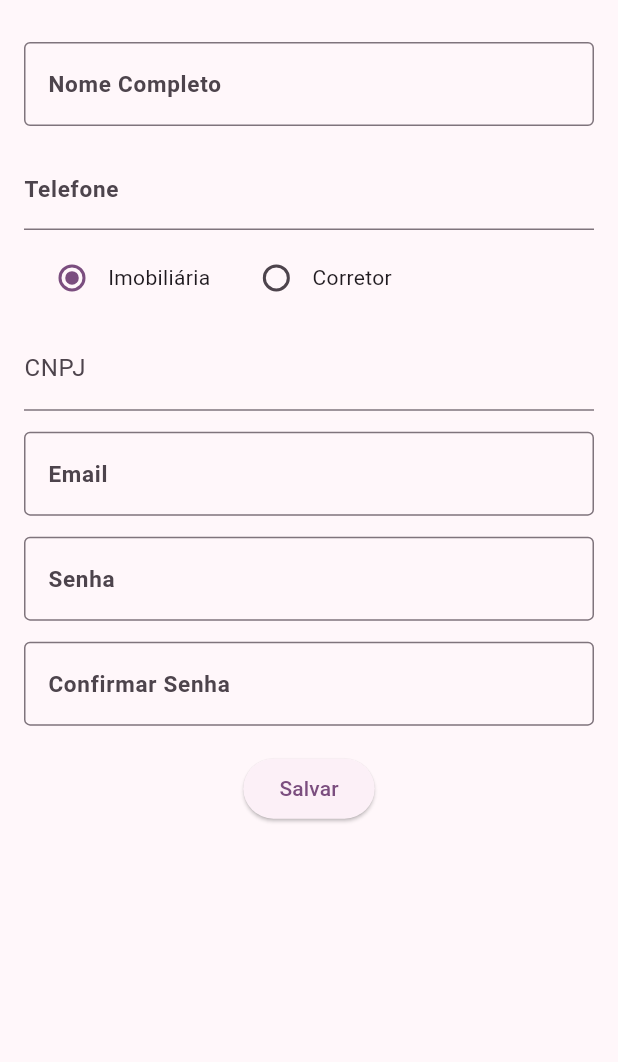
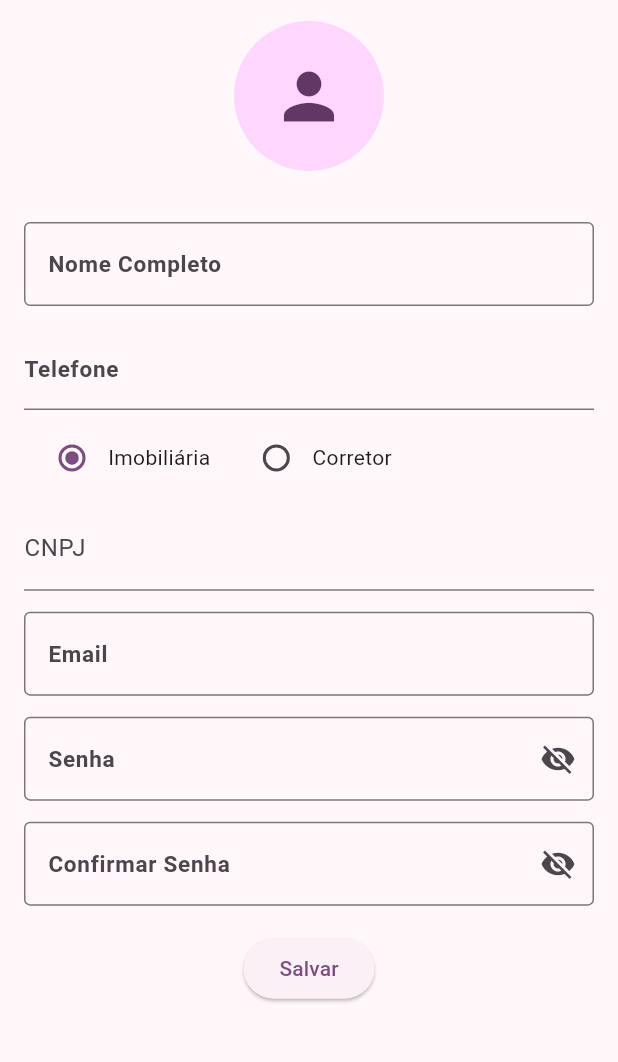
Before and after one commit to GiovanaThais/ache_um_lar, a Flutter app: the RegisterCompanyPage screen opened by its route, on a phone screen of 412 x 824 dp, the part 63-1125 px from its top. Run offline on Flutter 3.47's test engine with Material 3 defaults, Android fonts, the phone set to English and light mode, and no system bars; our stand-ins replace brasil_fields, carousel_slider, cloud_firestore, firebase_auth, firebase_core, flutter_modular and 7 more; accounts and stored records are empty; network calls fail.

Commit message:
fix register users pages

```diff
--- a/lib/app/features/auth/registers/registerCompany/register_company_page.dart
+++ b/lib/app/features/auth/registers/registerCompany/register_company_page.dart
@@ -1,9 +1,12 @@
+import 'dart:io';
+
 import 'package:ache_um_lar/app/core/components/snackbar_componets.dart';
 import 'package:ache_um_lar/app/core/services/shared_preferences/app_storage_company_service.dart';
 import 'package:ache_um_lar/app/features/auth/service/auth_service_firebase.dart';
 import 'package:brasil_fields/brasil_fields.dart';
 import 'package:flutter/material.dart';
 import 'package:cloud_firestore/cloud_firestore.dart';
+import 'package:image_picker/image_picker.dart';
 import 'package:uuid/uuid.dart';
 import '../widgets/formatters_widget.dart';
 import '../widgets/text_label_widget.dart';
@@ -30,23 +33,24 @@ class _RegisterCompanyPageState extends State<RegisterCompanyPage> {
 
   // AuthServiceFirebase _authService = AuthServiceFirebase();
   FirebaseFirestore company = FirebaseFirestore.instance;
+  bool _isPasswordVisible = false;
 
   var types = [];
   var typeSelected = "";
 
-  // AppStorageCompanyService storage = AppStorageCompanyService();
-  // final String NAME_COMPANY_REGISTRATER_DATA_KEY =
-  //     "NAME_COMPANY_REGISTRATER_DATA_KEY";
-  // final String NUMBERID_REGISTRATER_DATA_KEY =
-  //     "NUMBERID_COMPANY_REGISTRATER_DATA_KEY";
-  // final String CELLPHONE_COMPANY_REGISTRATER_DATA_KEY =
-  //     "CELLPHONE_COMPANY_REGISTRATER_DATA_KEY";
-  // final String CNPJ_COMPANY_REGISTRATER_DATA_KEY = "CNPJ_REGISTRATER_DATA_KEY";
-  // final String CRECI_REGISTRATER_DATA_KEY = "CRECI_REGISTRATER_DATA_KEY";
-  // final String EMAIL_COMPANY_REGISTRATER_DATA_KEY =
-  //     "EMAIL_COMPANY_REGISTRATER_DATA_KEY";
-  // final String PASSWORD_COMPANY_REGISTRATER_DATA_KEY =
-  //     "PASSWORD_COMPANY_REGISTRATER_DATA_KEY";
+  AppStorageCompanyService storage = AppStorageCompanyService();
+  final String NAME_COMPANY_REGISTRATER_DATA_KEY =
+      "NAME_COMPANY_REGISTRATER_DATA_KEY";
+  final String NUMBERID_REGISTRATER_DATA_KEY =
+      "NUMBERID_COMPANY_REGISTRATER_DATA_KEY";
+  final String CELLPHONE_COMPANY_REGISTRATER_DATA_KEY =
+      "CELLPHONE_COMPANY_REGISTRATER_DATA_KEY";
+  final String CNPJ_COMPANY_REGISTRATER_DATA_KEY = "CNPJ_REGISTRATER_DATA_KEY";
+  final String CRECI_REGISTRATER_DATA_KEY = "CRECI_REGISTRATER_DATA_KEY";
+  final String EMAIL_COMPANY_REGISTRATER_DATA_KEY =
+      "EMAIL_COMPANY_REGISTRATER_DATA_KEY";
+  final String PASSWORD_COMPANY_REGISTRATER_DATA_KEY =
+      "PASSWORD_COMPANY_REGISTRATER_DATA_KEY";
 
   bool safing = false;
   final _formKey = GlobalKey<FormState>();
@@ -55,20 +59,44 @@ class _RegisterCompanyPageState extends State<RegisterCompanyPage> {
   void initState() {
     super.initState();
 
-    //loadData();
+    loadData();
   }
 
-  //loadData() async {
-  // nameController.text = await storage.getRegisterCompanyDataName();
-  // emailController.text = await storage.getRegisterCompanyEmail();
-  // passwordController.text = await storage.getRegisterCompanyPassword();
-  // creciController.text = await storage.getRegisterCreci();
-  // cnpjController.text = await storage.getRegisterCnpj();
+  loadData() async {
+    nameCompanyController.text = await storage.getRegisterCompanyDataName();
+    emailCompanyController.text = await storage.getRegisterCompanyEmail();
+    passwordCompanyController.text = await storage.getRegisterCompanyPassword();
+    creciController.text = await storage.getRegisterCreci();
+    cnpjController.text = await storage.getRegisterCnpj();
 
-  // cellController.text = await storage.getRegisterCompanyCellphone();
+    cellCompanyController.text = await storage.getRegisterCompanyCellphone();
 
-  //  setState(() {});
-  // }
+    setState(() {});
+  }
+
+  final _imagePicker = ImagePicker();
+  File? _imageFile;
+
+  Future<void> _pickImage() async {
+    final pickedFile =
+        await _imagePicker.pickImage(source: ImageSource.gallery);
+
+    if (pickedFile != null) {
+      setState(() {
+        _imageFile = File(pickedFile.path);
+      });
+    }
+  }
+
+  Future<void> _takePhoto() async {
+    final pickedFile = await _imagePicker.pickImage(source: ImageSource.camera);
+
+    if (pickedFile != null) {
+      setState(() {
+        _imageFile = File(pickedFile.path);
+      });
+    }
+  }
 
   @override
   Widget build(BuildContext context) {
@@ -81,6 +109,22 @@ class _RegisterCompanyPageState extends State<RegisterCompanyPage> {
         child: ListView(
             //crossAxisAlignment: CrossAxisAlignment.start,
             children: [
+              Center(
+                child: GestureDetector(
+                  onTap: () {
+                    _pickImage();
+                  },
+                  child: CircleAvatar(
+                    radius: 50,
+                    backgroundImage:
+                        _imageFile != null ? FileImage(_imageFile!) : null,
+                    child: _imageFile == null
+                        ? const Icon(Icons.person, size: 50)
+                        : null,
+                  ),
+                ),
+              ),
+              const SizedBox(height: 20),
               Padding(
                 padding: const EdgeInsets.only(top: 12.0),
                 child: TextLabel(
@@ -230,15 +274,27 @@ class _RegisterCompanyPageState extends State<RegisterCompanyPage> {
                   controller: passwordCompanyController,
                   textlabel: "Senha",
                   validator: (String? value) {
-                    if (value == null) {
+                    if (value == null || value.isEmpty) {
                       return "A senha deve ser preenchida";
                     }
                     if (value.length < 8) {
-                      return "O senha deve conter no mínimo 8 caracteres!";
+                      return "A senha deve conter no mínimo 8 caracteres!";
                     }
-
                     return null;
                   },
+                  obscureText: !_isPasswordVisible,
+                  suffixIcon: InkWell(
+                    onTap: () {
+                      setState(() {
+                        _isPasswordVisible = !_isPasswordVisible;
+                      });
+                    },
+                    child: Icon(
+                      _isPasswordVisible
+                          ? Icons.visibility
+                          : Icons.visibility_off,
+                    ),
+                  ),
                 ),
               ),
               Padding(
@@ -247,15 +303,27 @@ class _RegisterCompanyPageState extends State<RegisterCompanyPage> {
                   controller: passwordCompanyController,
                   textlabel: "Confirmar Senha",
                   validator: (String? value) {
-                    if (value == null) {
-                      return "O e-mail deve ser preenchido";
+                    if (value == null || value.isEmpty) {
+                      return "A senha deve ser preenchida";
                     }
                     if (value.length < 8) {
-                      return "O senha deve conter no mínimo 8 caracteres!";
+                      return "A senha deve conter no mínimo 8 caracteres!";
                     }
-
                     return null;
                   },
+                  obscureText: !_isPasswordVisible,
+                  suffixIcon: InkWell(
+                    onTap: () {
+                      setState(() {
+                        _isPasswordVisible = !_isPasswordVisible;
+                      });
+                    },
+                    child: Icon(
+                      _isPasswordVisible
+                          ? Icons.visibility
+                          : Icons.visibility_off,
+                    ),
+                  ),
                 ),
               ),
               Padding(
--- a/lib/app/features/auth/registers/register_users_page.dart
+++ b/lib/app/features/auth/registers/register_users_page.dart
@@ -170,7 +170,7 @@ class _RegisterUsersPageState extends State<RegisterUsersPage> {
                         },
                       ),
                       const Text("Empresa"),
-                      const SizedBox(width: 20),
+                      //const SizedBox(width: 5),
                       Radio(
                         value: "Corretor",
                         groupValue: _selectedOption,
@@ -183,7 +183,7 @@ class _RegisterUsersPageState extends State<RegisterUsersPage> {
                         },
                       ),
                       const Text("Corretor"),
-                      const SizedBox(width: 20),
+                      //const SizedBox(width: 5),
                       Radio(
                         value: "Cliente",
                         groupValue: _selectedOption,
```
